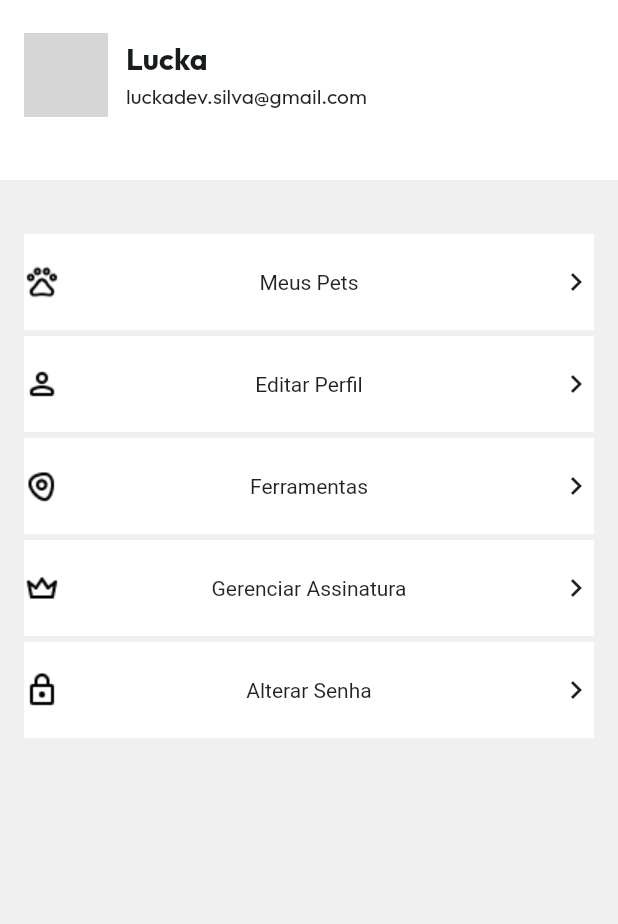
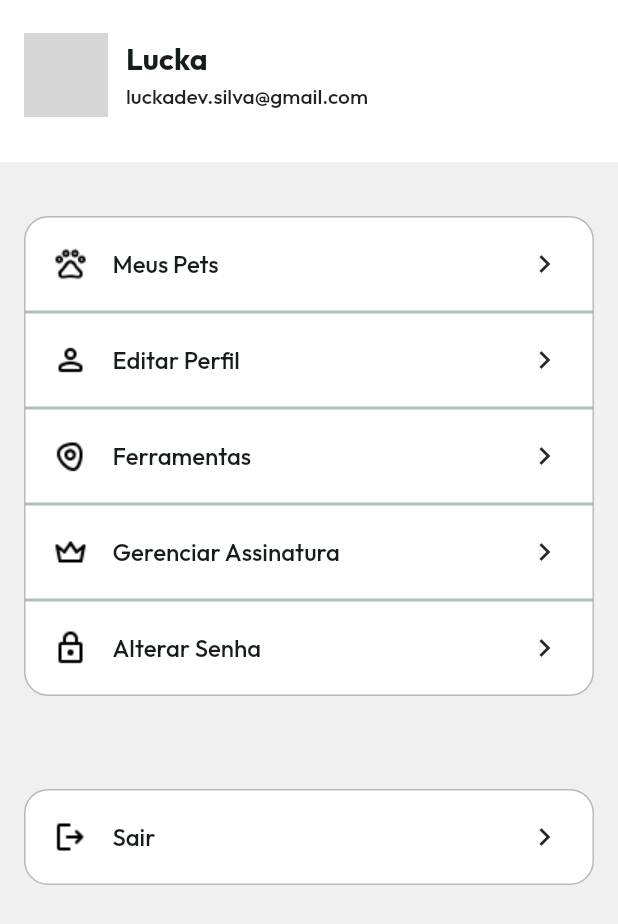
Before and after one commit to Luckka/budz, a Flutter app: the screen it shows after launch, on a phone screen of 412 x 824 dp. Shown: the top 924 px of the screen. Run offline on Flutter 3.47's test engine with Material 2 defaults, Android fonts, the phone set to English and light mode, and no system bars; our stand-ins replace flutter_modular; network calls fail; grey boxes are pictures that could not be loaded.

Commit message:
feature: finished list category profile

```diff
--- a/lib/app/components/profile_card_category_component.dart
+++ b/lib/app/components/profile_card_category_component.dart
@@ -1,35 +1,58 @@
 import 'package:budz/app/theme/app_colors.dart';
+import 'package:budz/app/theme/app_text_styles.dart';
 import 'package:flutter/material.dart';
 
 class ProfileCardCategoryComponent extends StatelessWidget {
   final String image;
   final String categoryTitle;
+  final double topRight;
+  final double topLeft;
+  final double bottomLeft;
+  final double bottomRight;
   const ProfileCardCategoryComponent(
-      {super.key, required this.image, required this.categoryTitle});
+      {super.key,
+      required this.image,
+      required this.categoryTitle,
+      required this.topRight,
+      required this.topLeft,
+      required this.bottomLeft,
+      required this.bottomRight});
 
   @override
   Widget build(BuildContext context) {
     return Container(
       height: 64,
       decoration: BoxDecoration(
-        color: AppColors.white,
-      ),
-      child: Container(
-        decoration: BoxDecoration(
+        border: Border.all(color: AppColors.border),
         borderRadius: BorderRadius.only(
-            topLeft: Radius.circular(200),
-            topRight: Radius.circular(100),
+          topLeft: Radius.circular(topLeft),
+          topRight: Radius.circular(topRight),
+          bottomLeft: Radius.circular(bottomLeft),
+          bottomRight: Radius.circular(bottomRight),
         ),
         color: AppColors.white,
       ),
       child: Row(
         mainAxisAlignment: MainAxisAlignment.spaceBetween,
         children: [
+          Padding(
+            padding: const EdgeInsets.all(18.0),
+            child: Row(
+              children: [
                 Image.asset(image),
-            Text(categoryTitle),
-            const Icon(Icons.keyboard_arrow_right_outlined)
+                SizedBox(width: 16),
+                Text(
+                  categoryTitle,
+                  style: AppTextStyles.titleCategory,
+                ),
               ],
             ),
+          ),
+          Padding(
+            padding: const EdgeInsets.only(right: 20.0),
+            child: const Icon(Icons.keyboard_arrow_right_outlined),
+          )
+        ],
       ),
     );
   }
--- a/lib/app/components/profile_header_component.dart
+++ b/lib/app/components/profile_header_component.dart
@@ -24,7 +24,7 @@ class ProfileHeaderComponent extends StatelessWidget {
         top: mediaQuery.viewPadding.top + 22,
         left: 16,
         right: 16,
-        bottom: 22,
+        bottom: 10,
       ),
       color: Colors.white,
       child: Column(
--- a/lib/app/data/mock.dart
+++ b/lib/app/data/mock.dart
@@ -9,7 +9,9 @@ class AppMock {
   static const email = "luckadev.silva@gmail.com";
   static final card = [
     CategoryCard(
-        image: "assets/pet.png", title: "Meus Pets", icon: Icons.arrow_right),
+      topLeft: 16,
+      topRight: 16,
+      image: "assets/pet.png", title: "Meus Pets", icon: Icons.arrow_right),
     CategoryCard(
         image: "assets/profile.png",
         title: "Editar Perfil",
@@ -19,6 +21,8 @@ class AppMock {
     CategoryCard(
         image: "assets/premium.png", title: "Gerenciar Assinatura", icon: Icons.arrow_right),
     CategoryCard(
+        bottomLeft: 16,
+        bottomRight: 16,
         image: "assets/lock.png", title: "Alterar Senha", icon: Icons.arrow_right),
   ];
 }
@@ -27,6 +31,11 @@ class CategoryCard {
   final String image;
   final String title;
   final IconData icon;
+  final double? topRight;
+  final double? topLeft;
+  final double? bottomRight;
+  final double? bottomLeft;
 
-  CategoryCard({required this.image, required this.title, required this.icon});
+
+  CategoryCard({required this.image, required this.title, required this.icon,this.topRight, this.topLeft, this.bottomRight, this.bottomLeft,});
 }
--- a/lib/app/pages/profile_page.dart
+++ b/lib/app/pages/profile_page.dart
@@ -2,6 +2,9 @@ import 'package:budz/app/components/profile_card_category_component.dart';
 import 'package:budz/app/components/profile_header_component.dart';
 import 'package:budz/app/data/mock.dart';
 import 'package:flutter/material.dart';
+
+import '../theme/app_colors.dart';
+import '../theme/app_text_styles.dart';
 
 class ProfilePage extends StatelessWidget {
   const ProfilePage({super.key});
@@ -23,18 +26,60 @@ class ProfilePage extends StatelessWidget {
             Padding(
               padding: const EdgeInsets.all(16.0),
               child: SizedBox(
-                height: 400,
-                child: ListView.separated(
+                height: 350,
+                child: ListView.builder(
+
                     itemBuilder: (_, index) {
                       final item = AppMock.card.elementAt(index);
 
                       return ProfileCardCategoryComponent(
                         image: item.image,
-                        categoryTitle: item.title
+                        categoryTitle: item.title,
+                        topLeft: item.topLeft ?? 0,
+                        topRight: item.topRight ?? 0,
+                        bottomLeft: item.bottomLeft ?? 0,
+                        bottomRight: item.bottomRight ?? 0,
                       );
                     },
-                    separatorBuilder: (_, __) => const SizedBox(height: 4),
                     itemCount: AppMock.card.length),
+              ),
+            ),
+            Padding(
+              padding: const EdgeInsets.all(16.0),
+              child: Container(
+                height: 64,
+                decoration: BoxDecoration(
+                  border: Border.all(color: AppColors.border),
+                  borderRadius: BorderRadius.only(
+                    topLeft: Radius.circular(16),
+                    topRight: Radius.circular(16),
+                    bottomLeft: Radius.circular(16),
+                    bottomRight: Radius.circular(16),
+                  ),
+                  color: AppColors.white,
+                ),
+                child: Row(
+                  mainAxisAlignment: MainAxisAlignment.spaceBetween,
+                  children: [
+                    Padding(
+                      padding: const EdgeInsets.all(18.0),
+                      child: Row(
+                        children: [
+                          Image.asset("assets/logout.png"),
+                          SizedBox(width: 16),
+                          Text(
+                            "Sair",
+                            style: AppTextStyles.titleCategory,
+                          ),
+                        ],
+                      ),
+                    ),
+                    Padding(
+                      padding: const EdgeInsets.only(right: 20.0),
+                      child: const Icon(Icons.keyboard_arrow_right_outlined),
+                    )
+                  ],
+                ),
               ),
             )
           ],
--- a/lib/app/theme/app_colors.dart
+++ b/lib/app/theme/app_colors.dart
@@ -7,4 +7,5 @@ class AppColors {
   static const white = Color(0xFFFFFFFF);
   static const subtitleText = Color(0xFF3A484D);
   static const blackText = Color(0xFF171D1F);
+  static const border = Color(0XFFB3BBBF);
 }
--- a/lib/app/theme/app_text_styles.dart
+++ b/lib/app/theme/app_text_styles.dart
@@ -10,6 +10,13 @@ class AppTextStyles {
     fontSize: 20,
     fontFamily: AppConstants.outfitFontFamily,
     fontWeight: FontWeight.w700,
+    color: AppColors.blackText
+  );
+
+  static const titleCategory = TextStyle(
+    fontSize: 16,
+    fontFamily: AppConstants.outfitFontFamily,
+    fontWeight: FontWeight.w400,
     color: AppColors.blackText
   );
   static const labelMedium = TextStyle(
```
Also changed, not shown: pubspec.yaml (+4 -4 lines). Lines whose indentation alone changed are shown as unchanged.
